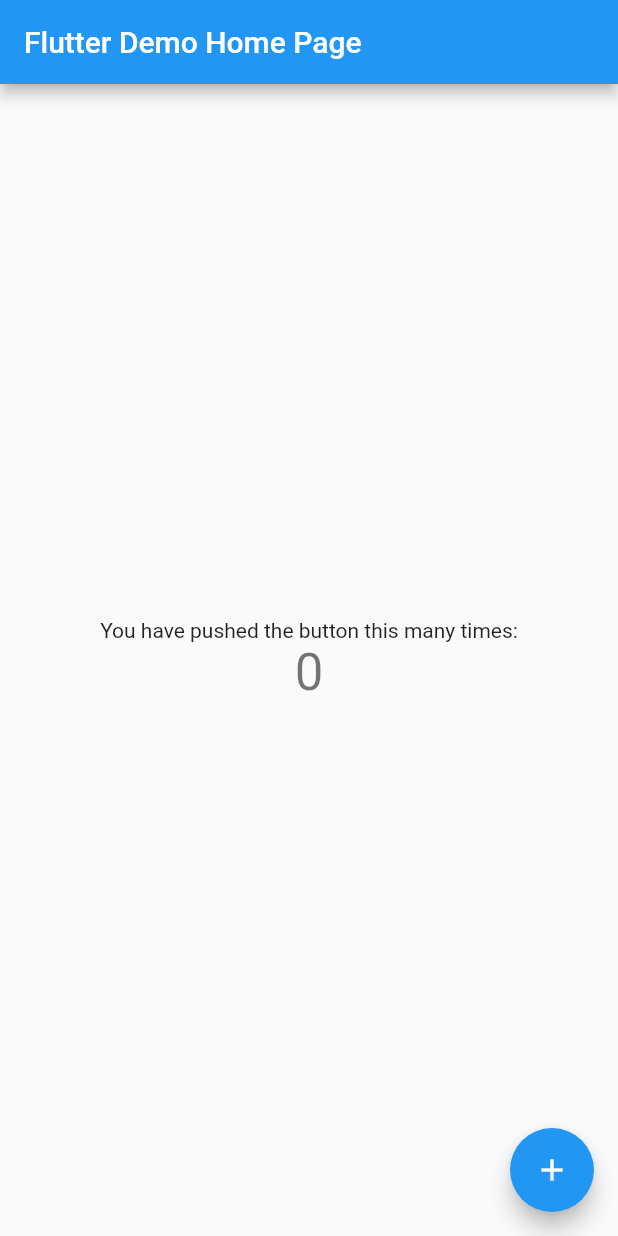
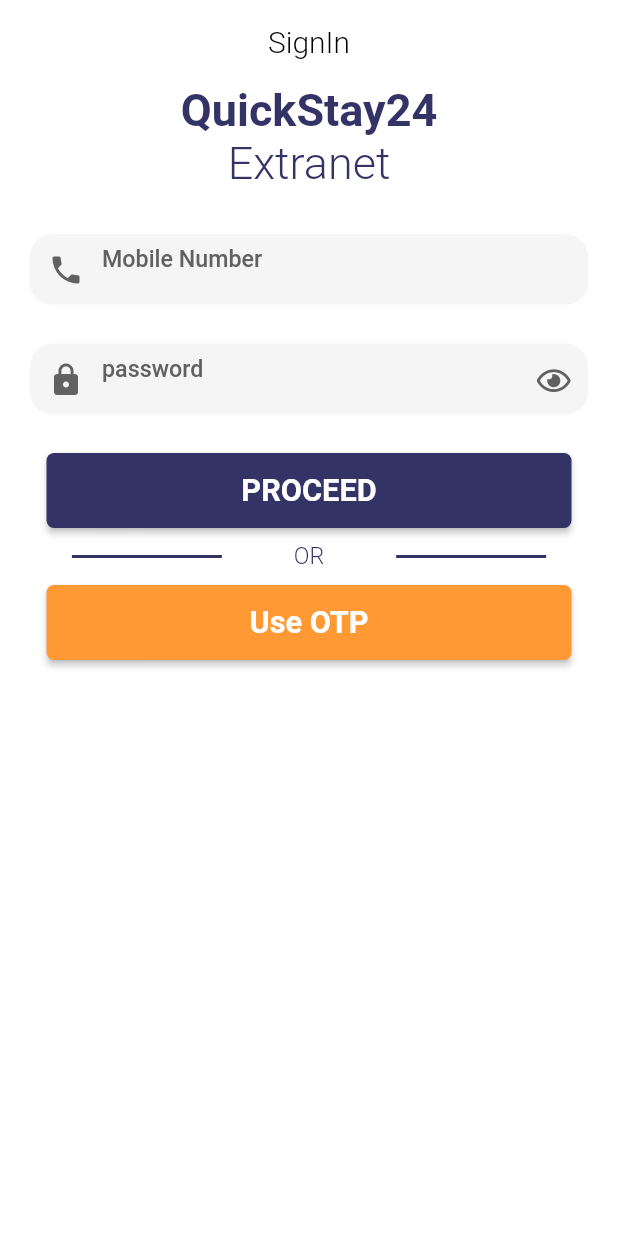
Before and after one commit to namankk/travel_app_extranet, a Flutter app: the screen it shows after launch, on a phone screen of 412 x 824 dp. Run offline on Flutter 3.47's test engine with Material 2 defaults, Android fonts, the phone set to English and light mode, and no system bars; our stand-ins replace font_awesome_flutter; Roboto replaces fonts that are missing (nunito).

Commit message:
SignIn screen design implemented

```diff
--- a/lib/main.dart
+++ b/lib/main.dart
@@ -1,4 +1,5 @@
 import 'package:flutter/material.dart';
+import 'package:travelappextranet/screens/SignInPage.dart';
 
 void main() {
   runApp(MyApp());
@@ -26,7 +27,7 @@ class MyApp extends StatelessWidget {
         // closer together (more dense) than on mobile platforms.
         visualDensity: VisualDensity.adaptivePlatformDensity,
       ),
-      home: MyHomePage(title: 'Flutter Demo Home Page'),
+      home: SignInPage(),
     );
   }
 }
--- /dev/null
+++ b/lib/screens/SignInPage.dart
@@ -0,0 +1,219 @@
+import 'dart:async';
+
+import 'package:flutter/cupertino.dart';
+import 'package:flutter/material.dart';
+import 'package:travelappextranet/utils/Buttons.dart';
+import 'package:travelappextranet/utils/TextStyles.dart';
+import 'package:travelappextranet/utils/constants.dart';
+import 'package:travelappextranet/utils/forms.dart';
+
+class SignInPage extends StatefulWidget {
+  @override
+  _SignInPageState createState() => _SignInPageState();
+}
+
+class _SignInPageState extends State<SignInPage> {
+  bool isOtp=false;
+  bool proceed=false;
+  TextEditingController _textEditingControllerPassword;
+  Timer _timer;
+  int _start = 20;
+
+  double _opacity=0.3;
+  final GlobalKey<ScaffoldState> _scaffoldKey = new GlobalKey<ScaffoldState>();
+
+  void showInSnackBar(String value) {
+    _scaffoldKey.currentState.showSnackBar(new SnackBar(content: new Text(value)));
+  }
+
+  void startTimer() {
+    const oneSec = const Duration(seconds: 1);
+    _timer = new Timer.periodic(
+      oneSec,
+          (Timer timer) => setState(
+            () {
+          if (_start < 1) {
+            timer.cancel();
+            _opacity=1;
+          } else {
+            _start = _start - 1;
+          }
+        },
+      ),
+    );}
+  String formatHHMMSS(int seconds) {
+    int hours = (seconds / 3600).truncate();
+    seconds = (seconds % 3600).truncate();
+    int minutes = (seconds / 60).truncate();
+
+    String hoursStr = (hours).toString().padLeft(2, '0');
+    String minutesStr = (minutes).toString().padLeft(2, '0');
+    String secondsStr = (seconds % 60).toString().padLeft(2, '0');
+
+    if (hours == 0) {
+      return "$minutesStr:$secondsStr";
+    }
+
+    return "$hoursStr:$minutesStr:$secondsStr";
+  }
+
+    @override
+    void dispose() {
+      _timer.cancel();
+      super.dispose();
+    }
+  @override
+  Widget build(BuildContext context) {
+    return Scaffold(
+      backgroundColor: kwhite,
+      key: _scaffoldKey,
+      appBar: AppBar(
+        elevation: 0.0,
+        centerTitle: true,
+        title: NormalText("SignIn", kblack, 20.0),
+        backgroundColor: kwhite,
+        iconTheme: IconThemeData(
+          color: Colors.black,
+        ),
+      ),
+      body: SingleChildScrollView(
+        child: Center(
+          child: Column(
+            children: <Widget>[
+           /*   Icon(
+                Icons.airplanemode_active,
+                color: kdarkBlue,
+                size: 35,
+              ),
+              SizedBox(height: 10),*/
+              BoldText("QuickStay24", 30.0, kdarkBlue),
+              NormalText("Extranet", kdarkBlue, 30.0),
+              SizedBox(
+                height: 30,
+              ),
+              Container(margin: EdgeInsets.symmetric(horizontal: 20.0),
+                  child: NormalForm(Icons.phone, "Mobile Number")),
+
+              isOtp?Container():Column(
+                children: <Widget>[
+                  SizedBox(
+                    height: 25,
+                  ),
+                  Container(
+                      margin: EdgeInsets.symmetric(horizontal: 20.0),child: PasswordForm(_textEditingControllerPassword)),
+                ],
+              ),
+              /*OTP view*/
+              proceed?Container(
+                margin: EdgeInsets.symmetric(horizontal: 20.0),
+                child: Column(
+                  children: <Widget>[
+                    SizedBox(
+                      height: 25,
+                    ),
+
+                    Row(
+                      mainAxisAlignment: MainAxisAlignment.spaceBetween,
+                      children: <Widget>[
+                        Flexible(
+                          flex: 1,
+                          child: Container(
+                              child: OtpForm("Enter OTP")
+                          ),
+                        ),
+                        SizedBox(
+                          width: 25,
+                        ),
+                        Opacity(
+                          opacity: _opacity,
+                          child: RaisedButton(
+                            color: kdarkBlue,
+                            shape: new RoundedRectangleBorder(
+                                borderRadius: BorderRadius.circular(5)),
+                            child: BoldText("Resend OTP",15.5,kwhite),
+                            onPressed: (){
+                              if(_opacity==1){
+                                setState(() {
+                                  _opacity=0.3;
+                                });
+                              }else{
+                                print("otp already send");
+                              }
+
+                            },
+                          ),
+                        )
+                      ],
+                    ),
+                    Align(alignment: Alignment.centerRight,child: Text(formatHHMMSS(_start))),
+                  ],
+                ),
+              ):Container(),
+              SizedBox(
+                height: 25,
+              ),
+              Padding(
+                padding: const EdgeInsets.symmetric(horizontal: 20.0),
+                child: WideButton.bold("PROCEED", () {
+                  setState(() {
+                    if(isOtp){
+                      proceed=true;
+                      print("OTP API call");
+                      showInSnackBar("Need to call OTP API");
+                    //  Scaffold.of(context).showSnackBar(SnackBar(content: Text("Need to call OTP API")));
+                      startTimer();
+                    }else{
+                      print("Passwrod API call");
+                    }
+
+                  });
+//                Navigator.push(context, MaterialPageRoute(builder: (_) {
+//                  return Home();
+//                }));
+                }, true,backgroundColor: kdarkBlue,),
+              ),
+              SizedBox(
+                height: 10,
+              ),
+              Row(
+                mainAxisAlignment: MainAxisAlignment.spaceEvenly,
+                children: <Widget>[
+                  Container(
+                    height: 2,
+                    width: 100,
+                    color: kdarkBlue,
+                  ),
+                  NormalText("OR", kdarkBlue, 15.5),
+                  Container(
+                    height: 2,
+                    width: 100,
+                    color: kdarkBlue,
+                  ),
+                ],
+              ),
+              SizedBox(
+                height: 10,
+              ),
+              Padding(
+                padding: const EdgeInsets.symmetric(horizontal: 20.0),
+                child: WideButton.bold(isOtp?"Use Password":"Use OTP", () {
+                  setState(() {
+                    isOtp=!isOtp;
+                    proceed=false;
+                  });
+//                Navigator.push(context, MaterialPageRoute(builder: (_) {
+//                  return Home();
+//                }));
+                }, true),
+              ),
+              SizedBox(
+                height: 10,
+              ),
+
+            ],
+          ),
+        ),
+      ),
+    );
+  }
+}
--- /dev/null
+++ b/lib/utils/Buttons.dart
@@ -0,0 +1,84 @@
+import 'package:flutter/cupertino.dart';
+import 'package:flutter/material.dart';
+
+import 'TextStyles.dart';
+import 'package:flutter/foundation.dart';
+
+import 'constants.dart';
+
+class WideButton extends StatelessWidget {
+  final String text;
+  bool isBold=false;
+  Color backgroundColor;
+  final GestureTapCallback onPressed;
+  WideButton(this.text, this.onPressed,{
+    this.backgroundColor
+  });
+  WideButton.bold(this.text, this.onPressed,this.isBold,{
+    this.backgroundColor,
+  });
+
+  @override
+  Widget build(BuildContext context) {
+    return ButtonTheme(
+      minWidth: 350.0,
+      height: 50.0,
+      child: RaisedButton(
+          color: backgroundColor??korange,
+          shape: new RoundedRectangleBorder(
+              borderRadius: BorderRadius.circular(5)),
+          child: isBold? BoldText(text,20.5,kwhite):NormalText(text, kwhite, 20.5),
+        onPressed: onPressed,
+    ));
+  }
+}
+class SquaredIcon extends StatelessWidget {
+  final IconData icon;
+  final String text;
+
+  SquaredIcon(this.icon, this.text);
+
+  @override
+  Widget build(BuildContext context) {
+    return  GestureDetector(
+      onTap: ()=>null,
+      child: Container(
+        height: 80,
+        margin: EdgeInsets.symmetric(horizontal: 20.0),
+        decoration: new BoxDecoration(
+          boxShadow: [
+            BoxShadow(
+              color: Colors.grey.shade500,
+              blurRadius: 5.0,
+              spreadRadius: -2.0,
+              offset: Offset(
+                3.0,
+                4.0,
+              ),
+            )
+          ],
+
+        ),
+        child: Container(
+            width: 90,
+            height: 90,
+            decoration: BoxDecoration(
+                color: Colors.grey.shade200,
+                borderRadius: BorderRadius.circular(10.0)
+            ),
+            child: Column(
+              mainAxisAlignment: MainAxisAlignment.center,
+              children: <Widget>[
+                Icon(icon,size: 50,color: kgreyDark,),
+                SizedBox(
+                  height: 5,
+                ),
+                NormalText(text,kblack,16.0)
+
+              ],
+            )),
+
+      ),
+    );
+  }
+}
--- /dev/null
+++ b/lib/utils/TextStyles.dart
@@ -0,0 +1,28 @@
+import 'package:flutter/material.dart';
+class BoldText extends StatelessWidget {
+  final double  size;
+  final String text;
+  final Color color;
+  bool isVeryBold=false;
+
+  BoldText(this.text, this.size,this.color);
+  BoldText.veryBold(this.text,this.size,this.color,this.isVeryBold);
+
+  @override
+  Widget build(BuildContext context) {
+    return Text(text,style:TextStyle(fontFamily: "nunito" ,fontWeight: isVeryBold?FontWeight.w900: FontWeight.w700,color:color,fontSize: size));
+  }
+}
+
+class NormalText extends StatelessWidget {
+  final double  size;
+  final String text;
+  final Color color;
+
+  NormalText(this.text,this.color, this.size);
+
+  @override
+  Widget build(BuildContext context) {
+    return Text(text,style:TextStyle(fontFamily: "nunito" ,fontWeight:FontWeight.w300,color:color,fontSize: size));
+  }
+}
--- /dev/null
+++ b/lib/utils/constants.dart
@@ -0,0 +1,19 @@
+import 'package:flutter/material.dart';
+
+final korange= const Color(0xFFFF9933);
+final korangelite = const Color(0xFFFFBE83);
+final kwhite = const Color(0xFFFFFFFF);
+final kdarkBlue= const Color(0xFF333366);
+final kblack = const Color(0xFF000000);
+final kgreyDark =  Colors.grey.shade700;
+final kgreyFill =  Colors.grey.shade100;
+//Textss
+
+const String POPPINS = "Poppins";
+const String OPEN_SANS = "OpenSans";
+const String SKIP = "Skip";
+const String NEXT = "Next";
+const String SLIDER_HEADING_1 = "Fast Travel!";
+const String SLIDER_HEADING_2 = "Easy to Use!";
+const String SLIDER_HEADING_3 = "Safest Option";
+const String SLIDER_DESC = "Live the best and easiest traveling experience with us,the fastest and most reliable option you can ever find.";
--- /dev/null
+++ b/lib/utils/forms.dart
@@ -0,0 +1,141 @@
+import 'package:flutter/material.dart';
+import 'package:font_awesome_flutter/font_awesome_flutter.dart';
+
+
+import 'constants.dart';
+
+class PasswordForm extends StatefulWidget {
+  TextEditingController _textEditingController;
+  @override
+  _FormsState createState() => _FormsState();
+
+  PasswordForm(this._textEditingController);
+}
+
+class _FormsState extends State<PasswordForm> {
+  bool _obscureText = true;
+
+  @override
+  Widget build(BuildContext context) {
+    void _toggle() {
+      setState(() {
+        _obscureText = !_obscureText;
+        print(_obscureText);
+      });
+    }
+
+    return TextFormField(
+      controller: widget._textEditingController,
+      style: TextStyle(fontFamily: "nunito",
+          fontWeight: FontWeight.w500, color: kgreyDark, fontSize: 15.5),
+      obscureText: _obscureText,
+      decoration: InputDecoration(
+          filled: true,
+          fillColor: Colors.grey.shade100,
+          prefixIcon: Icon(
+            Icons.lock,
+            color: Colors.grey.shade700,
+          ),
+          suffixIcon: IconButton(
+            onPressed: _toggle,
+            icon: _obscureText
+                ? Icon(
+              FontAwesomeIcons.eye,
+                    color: Colors.grey.shade700,
+                  )
+                : Icon(
+              FontAwesomeIcons.eyeSlash,
+                    color: Colors.grey.shade700,
+                  ),
+            iconSize: 20,
+          ),
+          hintText: "password",
+          hintStyle: TextStyle(fontFamily: "nunito",
+              fontWeight: FontWeight.w500, color: kgreyDark, fontSize: 15.5),
+          contentPadding:
+              const EdgeInsets.only(left: 14.0, bottom: 8.0, top: 8.0),
+          focusColor: Colors.grey.shade700,
+          focusedBorder: OutlineInputBorder(
+            borderSide: BorderSide(color: Colors.white),
+            borderRadius: BorderRadius.circular(15.0),
+          ),
+          enabledBorder: UnderlineInputBorder(
+            borderSide: BorderSide(color: Colors.white),
+            borderRadius: BorderRadius.circular(15.0),
+          )),
+    );
+  }
+}
+
+class NormalForm extends StatelessWidget {
+  final IconData icon;
+  final String hint;
+
+  NormalForm(this.icon, this.hint);
+
+  @override
+  Widget build(BuildContext context) {
+
+    return TextFormField(
+      style:
+      TextStyle(fontFamily: "nunito",
+          fontWeight: FontWeight.w500, color: kgreyDark, fontSize: 15.5),
+      keyboardType: TextInputType.number,
+      decoration: InputDecoration(
+          filled: true,
+          fillColor: Colors.grey.shade100,
+          prefixIcon: Icon(
+            icon,
+            color: Colors.grey.shade700,
+          ),
+          hintText: hint,
+          hintStyle:  TextStyle(fontFamily: "nunito",
+              fontWeight: FontWeight.w500, color: kgreyDark, fontSize: 15.5),
+          contentPadding:
+          const EdgeInsets.only(left: 14.0, bottom: 8.0, top: 8.0),
+          focusColor: Colors.grey.shade700,
+          focusedBorder: OutlineInputBorder(
+            borderSide: BorderSide(color: Colors.white),
+            borderRadius: BorderRadius.circular(15.0),
+          ),
+          enabledBorder: UnderlineInputBorder(
+            borderSide: BorderSide(color: Colors.white),
+            borderRadius: BorderRadius.circular(15.0),
+          )),
+    );
+  }
+}
+
+class OtpForm extends StatelessWidget {
+  final String hint;
+
+  OtpForm(this.hint);
+
+  @override
+  Widget build(BuildContext context) {
+
+    return TextFormField(
+      style:
+      TextStyle(fontFamily: "nunito",
+          fontWeight: FontWeight.w500, color: kgreyDark, fontSize: 15.5),
+      keyboardType: TextInputType.number,
+      decoration: InputDecoration(
+          filled: true,
+          fillColor: Colors.grey.shade100,
+          hintText: hint,
+          hintStyle:  TextStyle(fontFamily: "nunito",
+              fontWeight: FontWeight.w500, color: kgreyDark, fontSize: 15.5),
+          contentPadding:
+          const EdgeInsets.only(left: 14.0, bottom: 8.0, top: 8.0),
+          focusColor: Colors.grey.shade700,
+          focusedBorder: OutlineInputBorder(
+            borderSide: BorderSide(color: Colors.white),
+            borderRadius: BorderRadius.circular(15.0),
+          ),
+          enabledBorder: UnderlineInputBorder(
+            borderSide: BorderSide(color: Colors.white),
+            borderRadius: BorderRadius.circular(15.0),
+          )),
+    );
+  }
+}
--- a/pubspec.yaml
+++ b/pubspec.yaml
@@ -28,6 +28,7 @@ dependencies:
   # The following adds the Cupertino Icons font to your application.
   # Use with the CupertinoIcons class for iOS style icons.
   cupertino_icons: ^0.1.3
+  font_awesome_flutter: ^8.5.0
 
 dev_dependencies:
   flutter_test:
```
Also changed, not shown: pubspec.lock.
